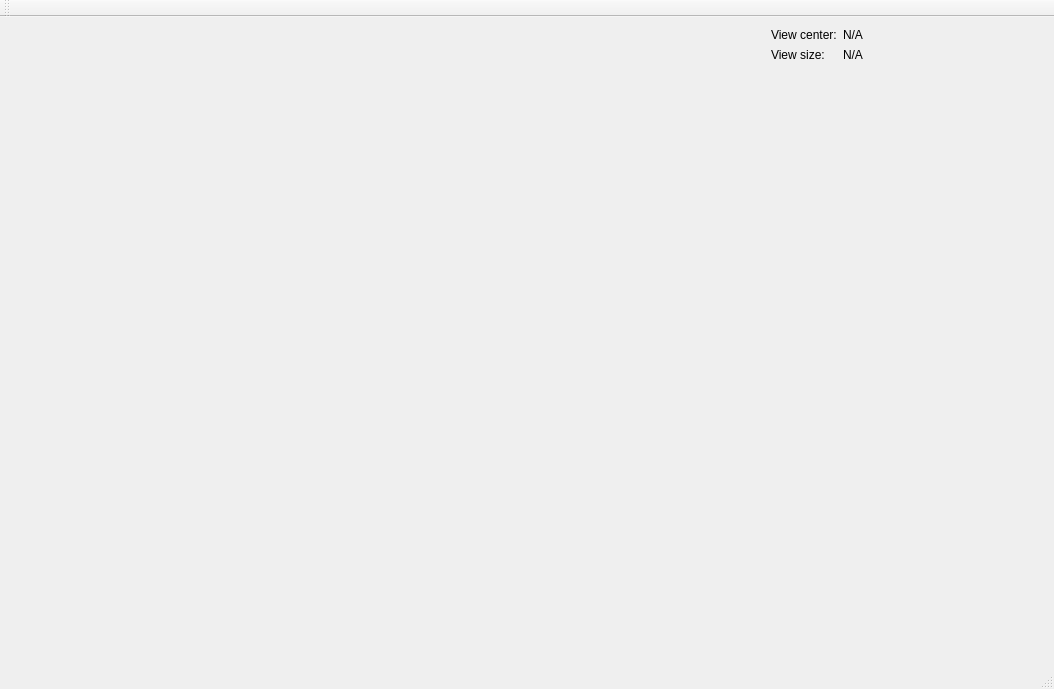
DmitryMI/OsmMapViewer, file OsmMapViewer/MainWindow.ui: the form before one commit.
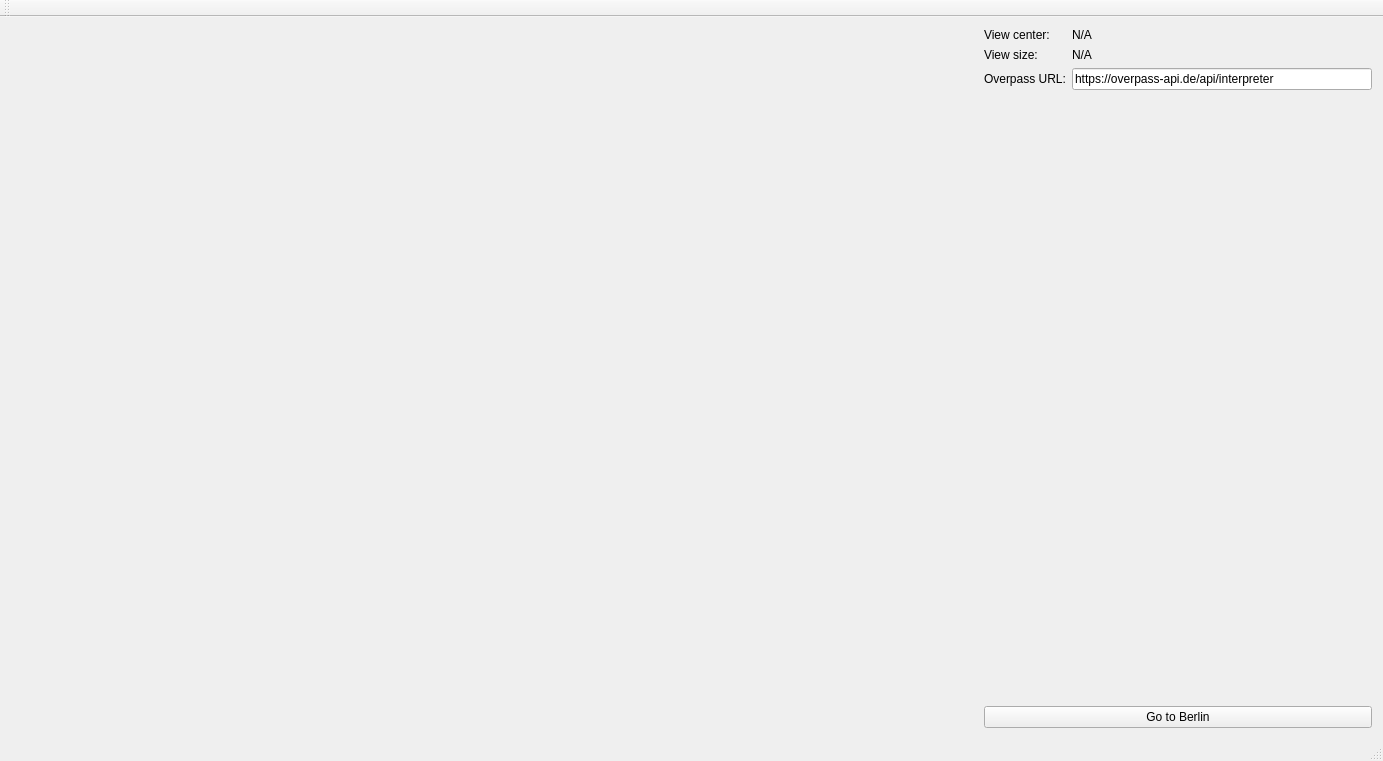
The form after the commit.

Commit message: Overpass Request implemented

Patch:
```diff
--- a/OsmMapViewer/MainWindow.ui
+++ b/OsmMapViewer/MainWindow.ui
@@ -6,8 +6,8 @@
    <rect>
     <x>0</x>
     <y>0</y>
-    <width>1054</width>
-    <height>689</height>
+    <width>1383</width>
+    <height>761</height>
    </rect>
   </property>
   <property name="windowTitle">
@@ -31,7 +31,13 @@
       <item>
        <layout class="QFormLayout" name="formLayout">
         <item row="0" column="0">
-         <widget class="QLabel" name="renderCenterTextLabel">
+         <widget class="QLabel" name="viewCenterTextLabel">
+          <property name="sizePolicy">
+           <sizepolicy hsizetype="Minimum" vsizetype="Preferred">
+            <horstretch>0</horstretch>
+            <verstretch>0</verstretch>
+           </sizepolicy>
+          </property>
           <property name="text">
            <string>View center:</string>
           </property>
@@ -47,7 +53,7 @@
           </property>
           <property name="minimumSize">
            <size>
-            <width>200</width>
+            <width>300</width>
             <height>0</height>
            </size>
           </property>
@@ -58,6 +64,12 @@
         </item>
         <item row="1" column="0">
          <widget class="QLabel" name="viewSizeTextLabel">
+          <property name="sizePolicy">
+           <sizepolicy hsizetype="Minimum" vsizetype="Preferred">
+            <horstretch>0</horstretch>
+            <verstretch>0</verstretch>
+           </sizepolicy>
+          </property>
           <property name="text">
            <string>View size:</string>
           </property>
@@ -73,7 +85,7 @@
           </property>
           <property name="minimumSize">
            <size>
-            <width>200</width>
+            <width>300</width>
             <height>0</height>
            </size>
           </property>
@@ -82,8 +94,59 @@
           </property>
          </widget>
         </item>
+        <item row="2" column="0">
+         <widget class="QLabel" name="overpassApiLabel">
+          <property name="sizePolicy">
+           <sizepolicy hsizetype="Minimum" vsizetype="Preferred">
+            <horstretch>0</horstretch>
+            <verstretch>0</verstretch>
+           </sizepolicy>
+          </property>
+          <property name="text">
+           <string>Overpass URL:</string>
+          </property>
+         </widget>
+        </item>
+        <item row="2" column="1">
+         <widget class="QLineEdit" name="overpassUrlBox">
+          <property name="sizePolicy">
+           <sizepolicy hsizetype="Minimum" vsizetype="Fixed">
+            <horstretch>0</horstretch>
+            <verstretch>0</verstretch>
+           </sizepolicy>
+          </property>
+          <property name="minimumSize">
+           <size>
+            <width>300</width>
+            <height>0</height>
+           </size>
+          </property>
+          <property name="text">
+           <string>https://overpass-api.de/api/interpreter</string>
+          </property>
+         </widget>
+        </item>
        </layout>
       </item>
+      <item>
+       <widget class="QPushButton" name="viewToBerlinButton">
+        <property name="sizePolicy">
+         <sizepolicy hsizetype="Minimum" vsizetype="Fixed">
+          <horstretch>0</horstretch>
+          <verstretch>0</verstretch>
+         </sizepolicy>
+        </property>
+        <property name="minimumSize">
+         <size>
+          <width>150</width>
+          <height>0</height>
+         </size>
+        </property>
+        <property name="text">
+         <string>Go to Berlin</string>
+        </property>
+       </widget>
+      </item>
      </layout>
     </item>
    </layout>
```
Left out of the diff: 4 changed lines with no effect on the pictures. The commit also changes 4 other files.
